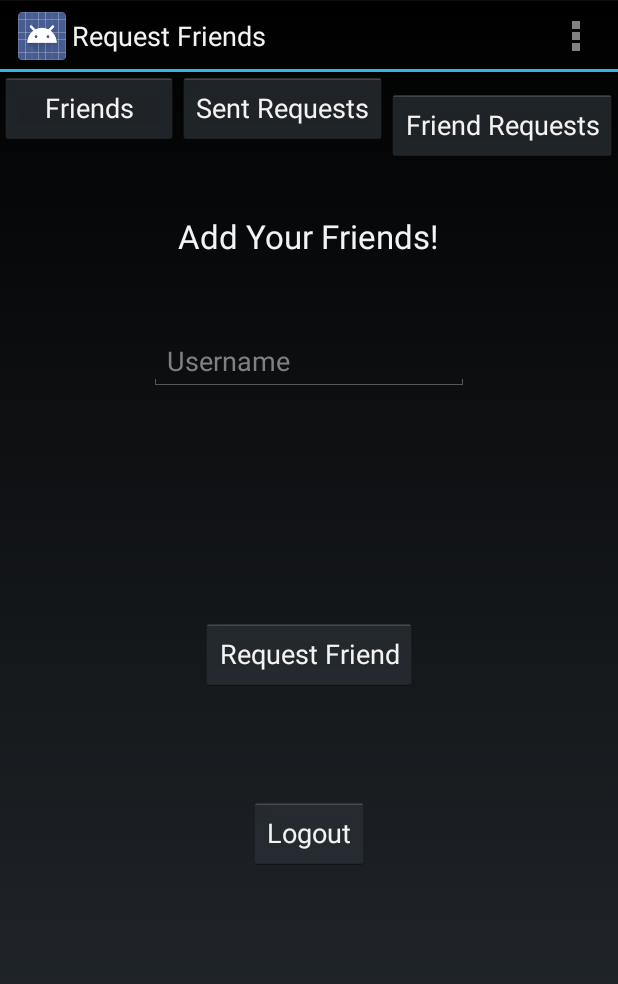
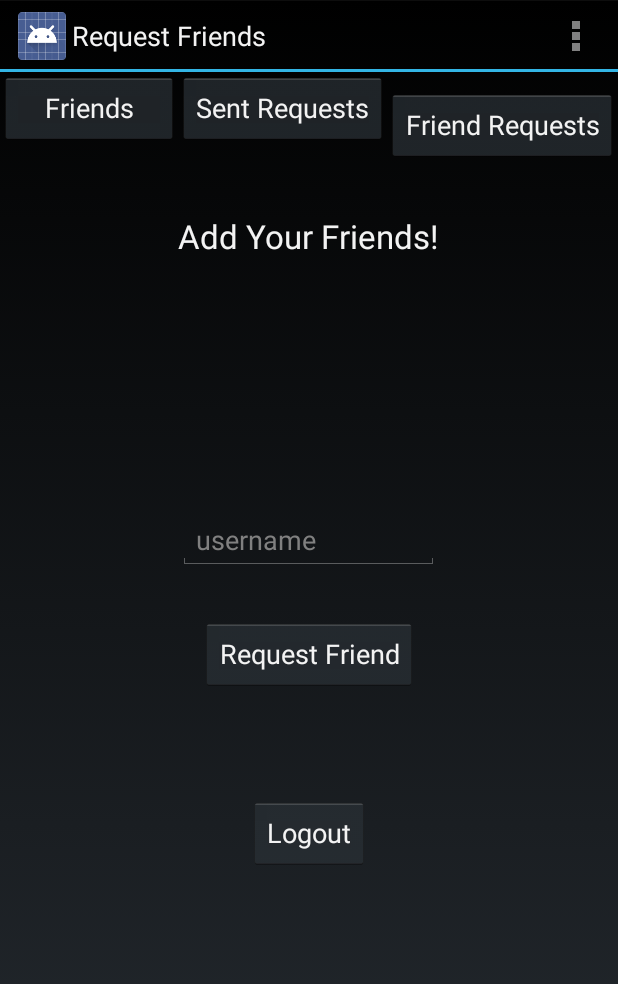
Before and after one commit to goutamvenkat/CS2340-Android, an Android app: the RequestFriends screen opened directly, with no data from a screen before it, on a phone screen of 412 x 824 dp. Shown: the top 984 px of the screen. Run offline under Robolectric (Android 15) with nearby library versions, the phone set to English and light mode, and no system bars; 3 statements that could not run were skipped.

Commit message:
AutoCompleteTextView

```diff
--- a/Shoppingwithfriends/app/src/main/java/com/example/android/ShoppingWithFriends/RequestFriends.java
+++ b/Shoppingwithfriends/app/src/main/java/com/example/android/ShoppingWithFriends/RequestFriends.java
@@ -6,6 +6,9 @@ import android.os.Bundle;
 import android.view.Menu;
 import android.view.MenuItem;
 import android.view.View;
+import android.widget.AdapterView;
+import android.widget.ArrayAdapter;
+import android.widget.AutoCompleteTextView;
 import android.widget.Button;
 import android.widget.EditText;
 
@@ -17,6 +20,7 @@ import com.parse.ParseQuery;
 import com.parse.ParseUser;
 import com.parse.SaveCallback;
 
+import java.util.ArrayList;
 import java.util.List;
 
 
@@ -25,11 +29,12 @@ import java.util.List;
 */
 public class RequestFriends extends Activity {
 
-    protected EditText mUserName;
     protected Button requestFriendButton;
     protected Button displayFriendButton;
     protected Button requests;
     protected Button sent_requestsButton;
+    private AutoCompleteTextView autoComplete;
+    private String fromAutoComplete;
 
     protected void onCreate(Bundle savedInstanceState) {
         super.onCreate(savedInstanceState);
@@ -41,7 +46,6 @@ public class RequestFriends extends Activity {
         Parse.initialize(this, "xnRG7E5e4NJdotEwXwxw756i2jclVNDEntRcRSdV", "lFm5wKaTg1dZ0sH6jUgLYa7Zo8AK2HkbNX3mRCjD");
 
         //Initialize Components
-        mUserName = (EditText) findViewById(R.id.FriendUsername);
         requestFriendButton = (Button) findViewById(R.id.requestFriendButton);
         displayFriendButton = (Button) findViewById(R.id.displaybutton);
 
@@ -54,6 +58,9 @@ public class RequestFriends extends Activity {
                 startActivity(takeToSentRequests);
             }
         });
+
+        autoComplete = (AutoCompleteTextView) findViewById(R.id.autoCompleteTextView);
+        doAutoComplete();
         requests.setOnClickListener(new View.OnClickListener() {
             @Override
             public void onClick(View v) {
@@ -89,8 +96,8 @@ public class RequestFriends extends Activity {
             public void onClick(View v) {
 
                 //Get Strings
-                final String username = mUserName.getEditableText().toString().trim();
-
+//                final String username = mUserName.getEditableText().toString().trim();
+                final String username = fromAutoComplete;
                 if (username.length() == 0) {
                     Utility.showMessage("Fields cannot be left empty", "Friend Add Request Failed", RequestFriends.this);
                 }
@@ -147,14 +154,14 @@ public class RequestFriends extends Activity {
                                                 } else {
                                                     Utility.showMessage(e.getMessage(), "User not Found!", RequestFriends.this);
                                                 }
-                                                mUserName.setText("");
+                                                autoComplete.setText("");
                                             }
                                         });
                                     }
                                 });
                             } else {
                                 Utility.showMessage("User not Found!", "User not found!", RequestFriends.this);
-                                mUserName.setText("");
+                                autoComplete.setText("");
                             }
                         }
                     });
@@ -162,6 +169,31 @@ public class RequestFriends extends Activity {
             }
         });
     }
+
+    private void doAutoComplete() {
+        final List<String> users = new ArrayList<String>();
+        ParseQuery<ParseUser> query = ParseUser.getQuery();
+        query.whereNotEqualTo("username", ParseUser.getCurrentUser().getUsername());
+        query.findInBackground(new FindCallback<ParseUser>() {
+            @Override
+            public void done(List<ParseUser> parseUsers, ParseException e) {
+                if (e == null && parseUsers.size() > 0) {
+                    for (ParseUser user : parseUsers) {
+                        users.add(user.getUsername());
+                    }
+                }
+            }
+        });
+        ArrayAdapter<String> adapter = new ArrayAdapter<String>(this, R.layout.list_item, R.id.textView3, users);
+        autoComplete.setAdapter(adapter);
+        adapter.notifyDataSetChanged();
+        autoComplete.setOnItemClickListener(new AdapterView.OnItemClickListener() {
+            public void onItemClick(AdapterView<?> adapterView, View view, int position, long id) {
+                fromAutoComplete = (String) adapterView.getItemAtPosition(position);
+            }
+        });
+    }
+
     @Override
     public boolean onCreateOptionsMenu(Menu menu) {
         // Inflate the menu; this adds items to the action bar if it is present.
--- a/Shoppingwithfriends/app/src/main/res/layout/activity_requestfriends.xml
+++ b/Shoppingwithfriends/app/src/main/res/layout/activity_requestfriends.xml
@@ -3,16 +3,6 @@
     android:layout_width="match_parent" android:layout_height="match_parent"
     android:id="@+id/s">
 
-
-    <EditText
-        android:layout_width="wrap_content"
-        android:layout_height="wrap_content"
-        android:inputType="textPersonName"
-        android:hint="Username"
-        android:ems="10"
-        android:id="@+id/FriendUsername"
-        android:layout_marginTop="173dp"
-        android:layout_centerHorizontal="true" />
 
     <TextView
         android:layout_width="wrap_content"
@@ -82,4 +72,17 @@
         android:layout_toRightOf="@+id/userLoggedIn"
         android:layout_toEndOf="@+id/userLoggedIn" />
 
+    <AutoCompleteTextView
+        android:layout_width="wrap_content"
+        android:layout_height="wrap_content"
+        android:hint="username"
+        android:id="@+id/autoCompleteTextView"
+        android:singleLine="true"
+        android:layout_above="@+id/requestFriendButton"
+        android:layout_alignLeft="@+id/addFriendsText"
+        android:layout_alignStart="@+id/addFriendsText"
+        android:layout_marginBottom="32dp"
+        android:layout_alignRight="@+id/addFriendsText"
+        android:layout_alignEnd="@+id/addFriendsText" />
+
 </RelativeLayout>
```
Also changed, not shown: Shoppingwithfriends/app/src/main/res/layout/list_item.xml (added, +11 -0 lines), 3 other files.
